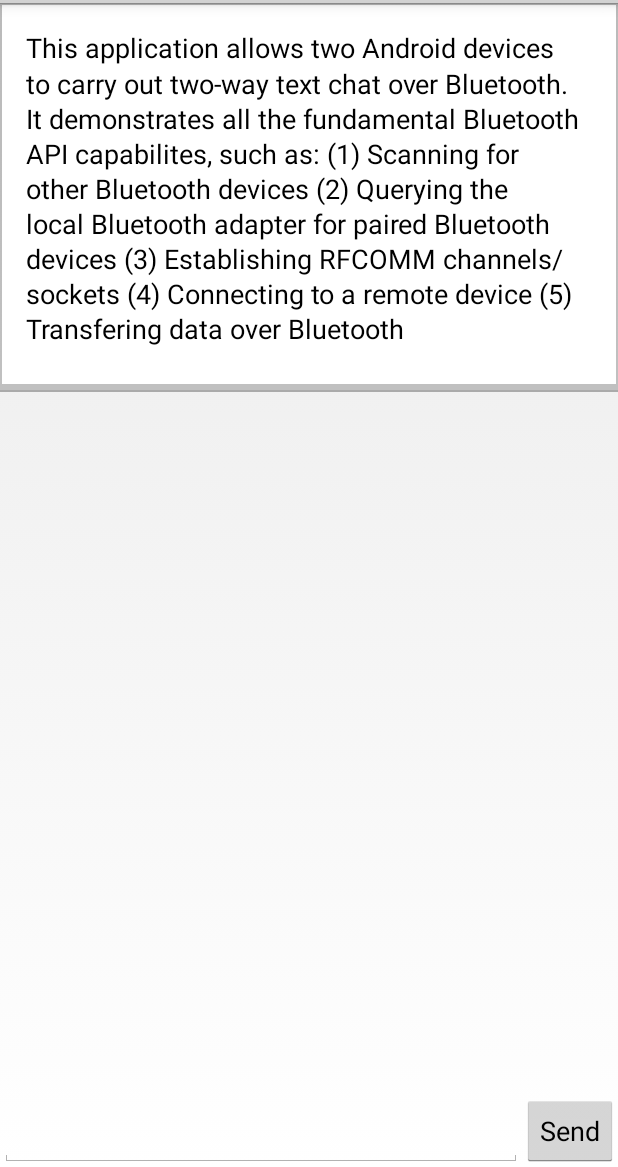
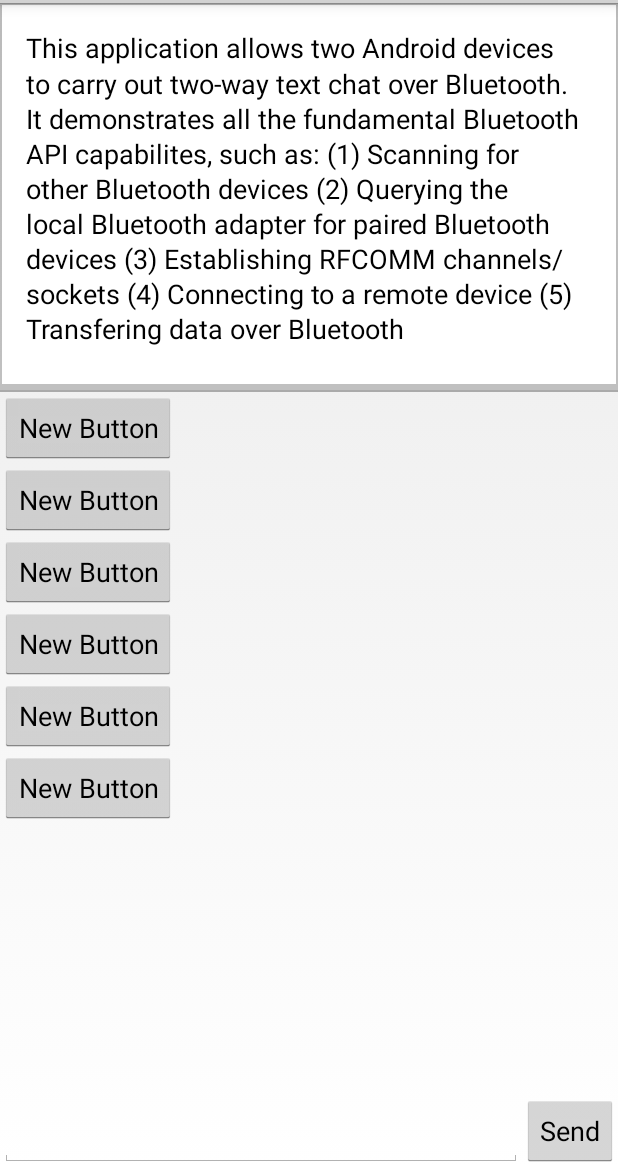
Before and after one commit to manuchopra/narada_offline, an Android app: the screen it shows after launch (MainActivity), on a phone screen of 412 x 824 dp, the part 69-1236 px from its top. Run offline under Robolectric (Android 15) with nearby library versions, the phone set to English and light mode, and no system bars; 1 statement that could not run was skipped.

Commit message:
Updated main screen

```diff
--- a/android-naradaoffline/Application/src/main/java/com/example/android/naradaoffline/DatagramFragment.java
+++ b/android-naradaoffline/Application/src/main/java/com/example/android/naradaoffline/DatagramFragment.java
@@ -227,22 +227,24 @@ public class DatagramFragment extends Fragment {
      * @param message A string of text to send.
      */
     private void sendMessage(String message) {
-        // Check that we're actually connected before trying anything
-        if (mChatService.getState() != BluetoothDatagramService.STATE_CONNECTED) {
-            Toast.makeText(getActivity(), R.string.not_connected, Toast.LENGTH_SHORT).show();
-            return;
-        }
-
-        // Check that there's actually something to send
-        if (message.length() > 0) {
-            // Get the message bytes and tell the BluetoothDatagramService to write
-            byte[] send = message.getBytes();
-            mChatService.write(send);
-
-            // Reset out string buffer to zero and clear the edit text field
-            mOutStringBuffer.setLength(0);
-            mOutEditText.setText(mOutStringBuffer);
-        }
+//        // Check that we're actually connected before trying anything
+//        if (mChatService.getState() != BluetoothDatagramService.STATE_CONNECTED) {
+//            Toast.makeText(getActivity(), R.string.not_connected, Toast.LENGTH_SHORT).show();
+//            return;
+//        }
+//
+//        // Check that there's actually something to send
+//        if (message.length() > 0) {
+//            // Get the message bytes and tell the BluetoothDatagramService to write
+//            byte[] send = message.getBytes();
+//            mChatService.write(send);
+//
+//            // Reset out string buffer to zero and clear the edit text field
+//            mOutStringBuffer.setLength(0);
+//            mOutEditText.setText(mOutStringBuffer);
+//        }
+        DatagramRequest d = new DatagramRequest(DatagramRequestType.GET_NEWSPAPER, "test");
+        sendDatagramRequest(d);
     }
 
     /**
@@ -353,6 +355,8 @@ public class DatagramFragment extends Fragment {
                     byte[] readBuf = (byte[]) msg.obj;
                     // construct a string from the valid bytes in the buffer
                     String readMessage = new String(readBuf, 0, msg.arg1);
+                    DatagramRequest req = gson.fromJson(readMessage, DatagramRequest.class);
+                    Log.d(TAG, "Got a datagram request of type " + req.mType.name());
                     mConversationArrayAdapter.add(mConnectedDeviceName + ":  " + readMessage);
                     break;
                 case Constants.MESSAGE_DEVICE_NAME:
--- a/android-naradaoffline/Application/src/main/res/layout/fragment_bluetooth_chat.xml
+++ b/android-naradaoffline/Application/src/main/res/layout/fragment_bluetooth_chat.xml
@@ -19,13 +19,54 @@
               android:layout_height="match_parent"
               android:orientation="vertical" >
 
-    <ListView
-        android:id="@+id/in"
-        android:layout_width="match_parent"
-        android:layout_height="match_parent"
-        android:layout_weight="1"
-        android:stackFromBottom="true"
-        android:transcriptMode="alwaysScroll" />
+    <ScrollView
+        android:layout_width="wrap_content"
+        android:layout_height="wrap_content"
+        android:id="@+id/scrollView"
+        android:layout_weight="1" >
+
+        <LinearLayout
+            android:orientation="vertical"
+            android:layout_width="match_parent"
+            android:layout_height="match_parent">
+
+            <Button
+                android:layout_width="wrap_content"
+                android:layout_height="wrap_content"
+                android:text="New Button"
+                android:id="@+id/button" />
+
+            <Button
+                android:layout_width="wrap_content"
+                android:layout_height="wrap_content"
+                android:text="New Button"
+                android:id="@+id/button2" />
+
+            <Button
+                android:layout_width="wrap_content"
+                android:layout_height="wrap_content"
+                android:text="New Button"
+                android:id="@+id/button3" />
+
+            <Button
+                android:layout_width="wrap_content"
+                android:layout_height="wrap_content"
+                android:text="New Button"
+                android:id="@+id/button4" />
+
+            <Button
+                android:layout_width="wrap_content"
+                android:layout_height="wrap_content"
+                android:text="New Button"
+                android:id="@+id/button5" />
+
+            <Button
+                android:layout_width="wrap_content"
+                android:layout_height="wrap_content"
+                android:text="New Button"
+                android:id="@+id/button6" />
+        </LinearLayout>
+    </ScrollView>
 
     <LinearLayout
         android:layout_width="match_parent"
```
